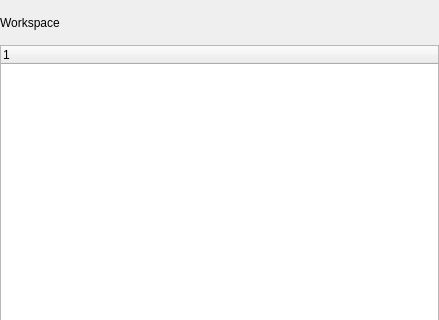
Above: src/projectpanel.ui from Ayandorias/SiVAL before the change; both pictures show x 0 to 439 and y 0 to 320 of the 439 by 859 pixel window. Below: the same form after it.
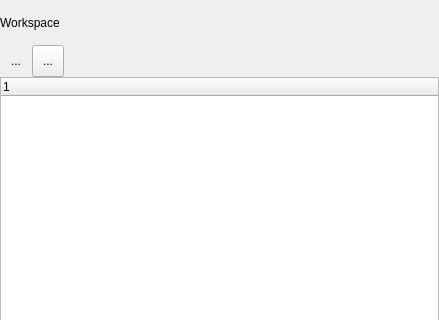
That is the form after the change. Icons and pictures are not drawn. Custom widgets are drawn as their Qt base class.

Commit message: Project erstellen un danzeigen lassen

```diff
--- a/src/projectpanel.ui
+++ b/src/projectpanel.ui
@@ -52,7 +52,88 @@
     </widget>
    </item>
    <item>
-    <widget class="ProjectTreeWidget" name="treeWidget">
+    <layout class="QHBoxLayout" name="horizontalLayout">
+     <item>
+      <widget class="QToolButton" name="m_pNewProject">
+       <property name="minimumSize">
+        <size>
+         <width>32</width>
+         <height>32</height>
+        </size>
+       </property>
+       <property name="maximumSize">
+        <size>
+         <width>32</width>
+         <height>32</height>
+        </size>
+       </property>
+       <property name="text">
+        <string>...</string>
+       </property>
+       <property name="icon">
+        <iconset resource="../resource/sival.qrc">
+         <normaloff>:/sival/project_dark.svg</normaloff>:/sival/project_dark.svg</iconset>
+       </property>
+       <property name="iconSize">
+        <size>
+         <width>20</width>
+         <height>20</height>
+        </size>
+       </property>
+       <property name="shortcut">
+        <string>Ctrl+S</string>
+       </property>
+       <property name="autoRaise">
+        <bool>true</bool>
+       </property>
+      </widget>
+     </item>
+     <item>
+      <widget class="QToolButton" name="m_pNewEnclosure">
+       <property name="minimumSize">
+        <size>
+         <width>32</width>
+         <height>32</height>
+        </size>
+       </property>
+       <property name="maximumSize">
+        <size>
+         <width>32</width>
+         <height>32</height>
+        </size>
+       </property>
+       <property name="text">
+        <string>...</string>
+       </property>
+       <property name="icon">
+        <iconset resource="../resource/sival.qrc">
+         <normaloff>:/sival/enclosure_pdark.svg</normaloff>:/sival/enclosure_pdark.svg</iconset>
+       </property>
+       <property name="iconSize">
+        <size>
+         <width>20</width>
+         <height>20</height>
+        </size>
+       </property>
+      </widget>
+     </item>
+     <item>
+      <spacer name="horizontalSpacer">
+       <property name="orientation">
+        <enum>Qt::Orientation::Horizontal</enum>
+       </property>
+       <property name="sizeHint" stdset="0">
+        <size>
+         <width>40</width>
+         <height>20</height>
+        </size>
+       </property>
+      </spacer>
+     </item>
+    </layout>
+   </item>
+   <item>
+    <widget class="ProjectTreeWidget" name="m_pPojectTree">
      <property name="styleSheet">
       <string notr="true">color: #000;</string>
      </property>
```
Left out of the diff: 4 changed lines with no effect on the pictures. The commit also changes 44 other files.
